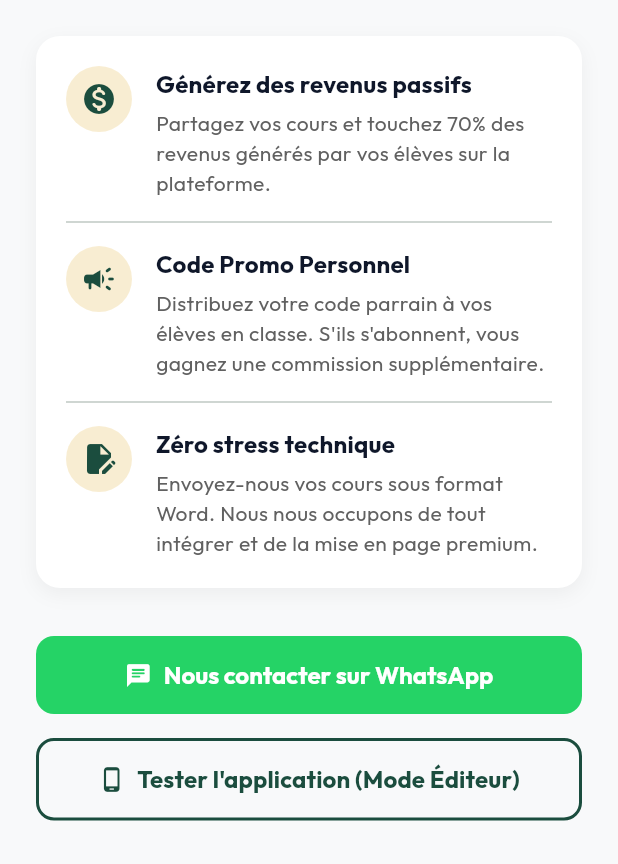
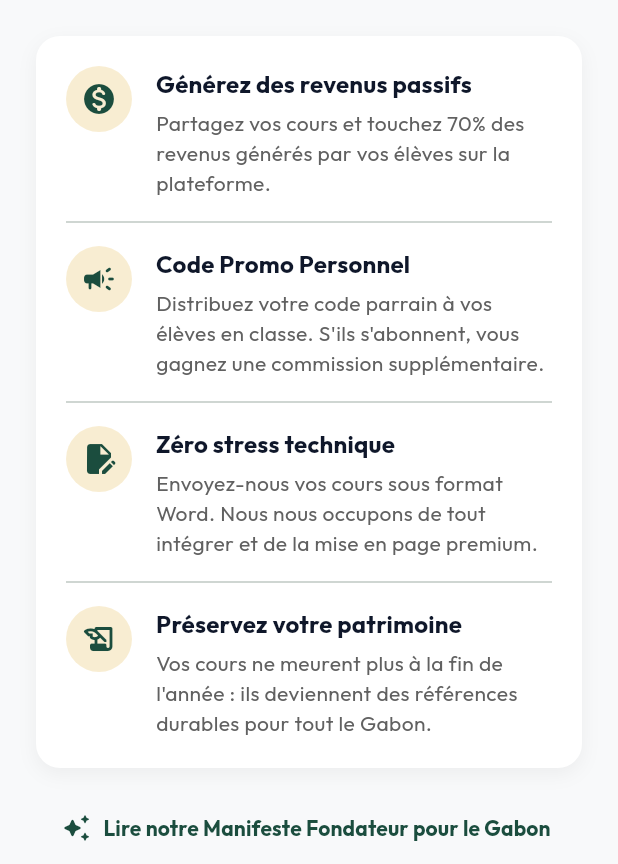
Before and after one commit to axseylle-bit/Edu_pocket, a Flutter app: the TeacherPartnerScreen screen opened by its route, on a phone screen of 412 x 824 dp, the part 372-1236 px from its top. Run offline on Flutter 3.47's test engine with Material 3 defaults, Android fonts, the phone set to English and light mode, and no system bars; drawn by our look-alikes of flutter_animate; our stand-ins replace flutter_dotenv, flutter_markdown, flutter_riverpod, go_router, google_fonts, shared_preferences and 1 more; missing offline and left inert: model_viewer_plus, syncfusion_flutter_pdfviewer; accounts and stored records are empty; network calls fail.

Commit message:
feat: integration in-app du Manifeste et Vision fondatrice EduPocket

```diff
--- a/philo_pocket/lib/screens/auth/teacher_partner_screen.dart
+++ b/philo_pocket/lib/screens/auth/teacher_partner_screen.dart
@@ -3,6 +3,7 @@ import 'package:go_router/go_router.dart';
 import 'package:flutter_animate/flutter_animate.dart';
 import '../../core/constants/app_colors.dart';
 import 'package:url_launcher/url_launcher.dart';
+import '../legal/legal_document_viewer_screen.dart';
 
 class TeacherPartnerScreen extends StatelessWidget {
   const TeacherPartnerScreen({Key? key}) : super(key: key);
@@ -96,11 +97,33 @@ class TeacherPartnerScreen extends StatelessWidget {
                       title: 'Zéro stress technique',
                       description: 'Envoyez-nous vos cours sous format Word. Nous nous occupons de tout intégrer et de la mise en page premium.',
                     ),
+                    const Divider(height: 32),
+                    _buildFeatureRow(
+                      context,
+                      icon: Icons.history_edu_rounded,
+                      title: 'Préservez votre patrimoine',
+                      description: 'Vos cours ne meurent plus à la fin de l\'année : ils deviennent des références durables pour tout le Gabon.',
+                    ),
                   ],
                 ),
               ).animate().fade(delay: 400.ms).slideY(begin: 0.1),
 
-              const SizedBox(height: 32),
+              const SizedBox(height: 16),
+
+              TextButton.icon(
+                onPressed: () => LegalDocumentViewerScreen.show(
+                  context,
+                  title: 'Manifeste & Vision Fondatrice',
+                  assetPath: 'assets/legal/manifeste_vision.md',
+                ),
+                icon: const Icon(Icons.auto_awesome_rounded, color: AppColors.primary, size: 20),
+                label: const Text(
+                  'Lire notre Manifeste Fondateur pour le Gabon',
+                  style: TextStyle(fontWeight: FontWeight.bold, color: AppColors.primary),
+                ),
+              ).animate().fade(delay: 450.ms),
+
+              const SizedBox(height: 16),
 
               ElevatedButton.icon(
                 onPressed: () => _launchWhatsApp(context),
--- a/philo_pocket/lib/screens/main/profile_screen.dart
+++ b/philo_pocket/lib/screens/main/profile_screen.dart
@@ -148,6 +148,18 @@ class _ProfileScreenState extends State<ProfileScreen> {
             child: Column(
               children: [
                 ListTile(
+                  leading: const Icon(Icons.auto_awesome_rounded, color: Colors.amber),
+                  title: const Text('Manifeste & Vision EduPocket'),
+                  subtitle: const Text('Démocratiser le savoir & valoriser l\'enseignant'),
+                  trailing: const Icon(Icons.arrow_forward_ios_rounded, size: 16),
+                  onTap: () => LegalDocumentViewerScreen.show(
+                    context,
+                    title: 'Manifeste & Vision Fondatrice',
+                    assetPath: 'assets/legal/manifeste_vision.md',
+                  ),
+                ),
+                const Divider(height: 1),
+                ListTile(
                   leading: const Icon(Icons.gavel_rounded, color: AppColors.primary),
                   title: const Text('Mentions Légales & Charte Éthique'),
                   subtitle: const Text('Éditeur, hébergement et charte IA ALECKSE'),
```
Also changed, not shown: 2 other files.
